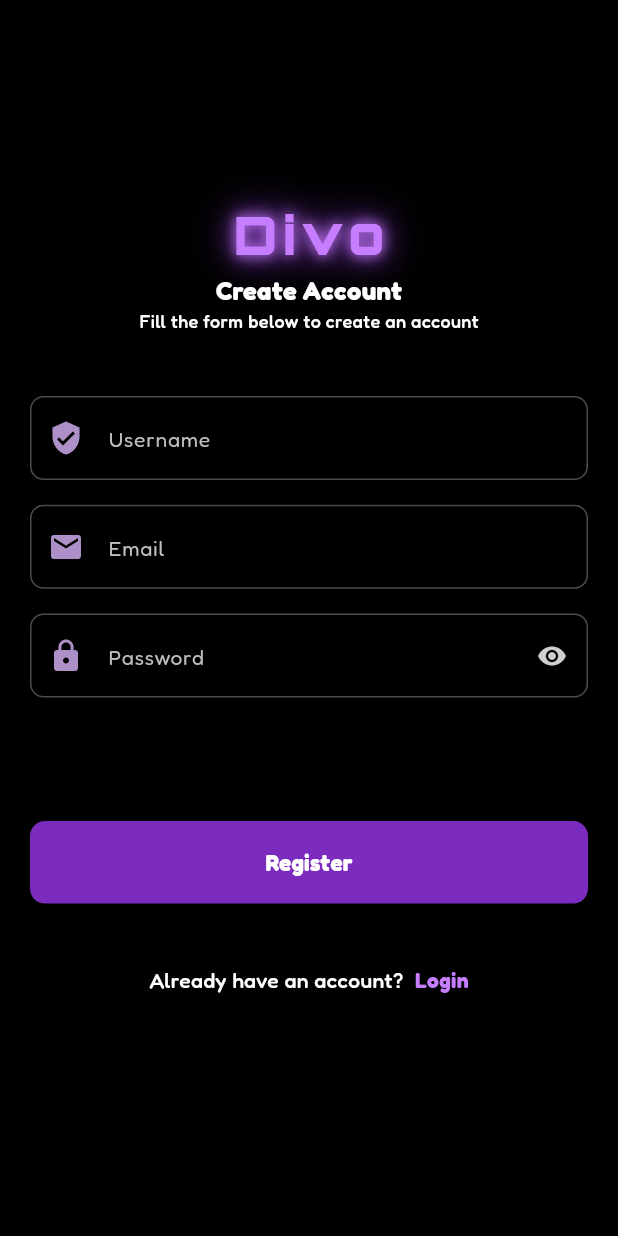
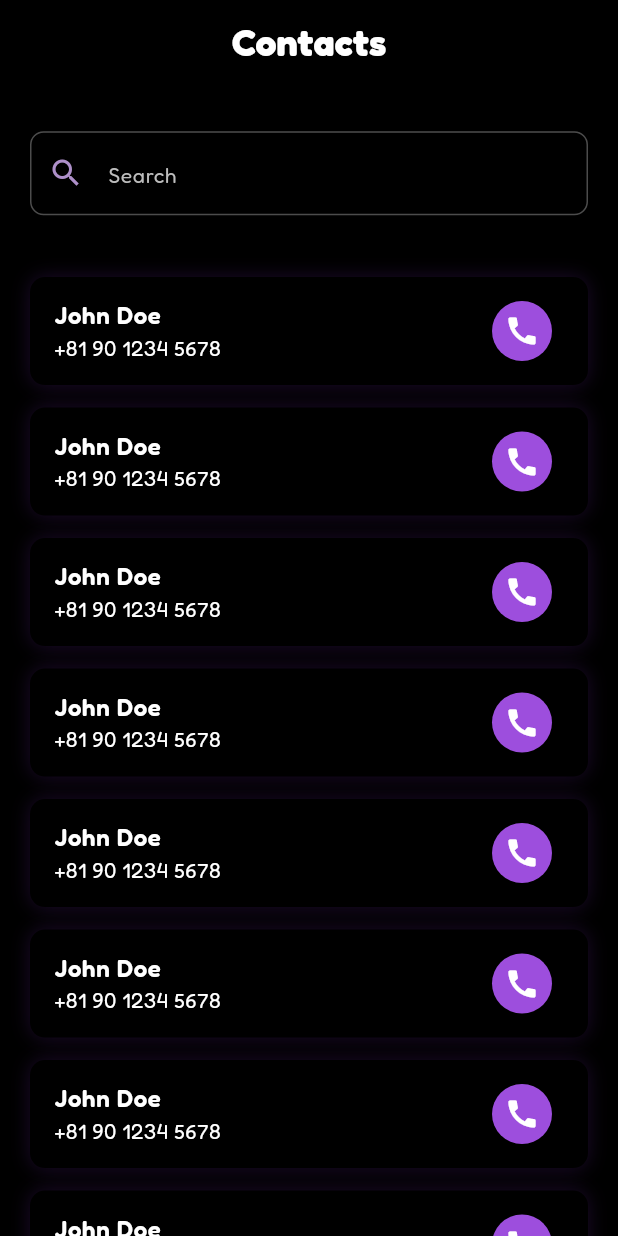
Before and after one commit to Christentimmy/divo, a Flutter app: the screen it shows after launch, on a phone screen of 412 x 824 dp. Run offline on Flutter 3.47's test engine with Material 3 defaults, Android fonts, the phone set to English and light mode, and no system bars; our stand-ins replace cherry_toast, flutter_staggered_animations, get, google_fonts, pinput.

Commit message:
contact screen

```diff
--- /dev/null
+++ b/lib/app/modules/contacts/views/contacts_screen.dart
@@ -0,0 +1,110 @@
+import 'package:divo/app/resources/app_colors.dart';
+import 'package:divo/app/widgets/custom_textfield.dart';
+import 'package:divo/app/widgets/staggered_column_animation.dart';
+import 'package:flutter/material.dart';
+import 'package:flutter/services.dart';
+import 'package:get/get.dart';
+import 'package:google_fonts/google_fonts.dart';
+
+class ContactsScreen extends StatelessWidget {
+  const ContactsScreen({super.key});
+
+  @override
+  Widget build(BuildContext context) {
+    return Scaffold(
+      appBar: AppBar(
+        backgroundColor: AppColors.background,
+        centerTitle: true,
+        title: Text(
+          "Contacts",
+          style: GoogleFonts.fredoka(
+            fontSize: 25,
+            fontWeight: FontWeight.w700,
+            color: Colors.white,
+          ),
+        ),
+      ),
+      body: SingleChildScrollView(
+        physics: const BouncingScrollPhysics(),
+        padding: const EdgeInsets.symmetric(horizontal: 20, vertical: 15),
+        child: StaggeredColumnAnimation(
+          children: [
+            SizedBox(height: Get.height * 0.02),
+            CustomTextField(
+              hintText: "Search",
+              prefixIcon: Icons.search,
+              prefixIconColor: const Color.fromARGB(255, 174, 144, 201),
+            ),
+            SizedBox(height: Get.height * 0.05),
+            ListView.builder(
+              shrinkWrap: true,
+              physics: const NeverScrollableScrollPhysics(),
+              itemCount: 10,
+              itemBuilder: (context, index) {
+                return Container(
+                  margin: const EdgeInsets.only(bottom: 15),
+                  decoration: BoxDecoration(
+                    color: AppColors.background,
+                    borderRadius: BorderRadius.circular(10),
+                    boxShadow: [
+                      BoxShadow(
+                        color: AppColors.neonPurpleGlow.withValues(alpha: 0.22),
+                        spreadRadius: 0,
+                        blurRadius: 10,
+                      ),
+                    ],
+                  ),
+                  child: ListTile(
+                    onTap: () {
+                      HapticFeedback.lightImpact();
+                    },
+                    title: Text(
+                      "John Doe",
+                      style: GoogleFonts.fredoka(
+                        fontSize: 16,
+                        fontWeight: FontWeight.w600,
+                        color: Colors.white,
+                      ),
+                    ),
+                    subtitle: Text(
+                      "+81 90 1234 5678",
+                      style: GoogleFonts.fredoka(
+                        fontSize: 14,
+                        fontWeight: FontWeight.w400,
+                        color: Colors.white,
+                      ),
+                    ),
+                    trailing: CircleAvatar(
+                      radius: 20,
+                      backgroundColor: AppColors.primaryColor,
+                      child: Icon(Icons.call, color: Colors.white),
+                    ),
+                  ),
+                );
+              },
+            ),
+          ],
+        ),
+      ),
+    );
+  }
+
+  Center buildLogoText() {
+    return Center(
+      child: Text(
+        "Divo",
+        style: GoogleFonts.orbitron(
+          fontSize: 35,
+          fontWeight: FontWeight.w900,
+          color: AppColors.neonPurpleBright,
+          letterSpacing: 4,
+          shadows: [
+            Shadow(color: AppColors.neonPurple, blurRadius: 20),
+            Shadow(color: AppColors.neonPurpleGlow, blurRadius: 40),
+            Shadow(color: AppColors.neonPurpleBright, blurRadius: 10),
+          ],
+        ),
+      ),
+    );
+  }
+}
--- a/lib/app/routes/app_pages.dart
+++ b/lib/app/routes/app_pages.dart
@@ -3,6 +3,7 @@ import 'dart:ui';
 import 'package:divo/app/modules/auth/views/login_screen.dart';
 import 'package:divo/app/modules/auth/views/otp_screen.dart';
 import 'package:divo/app/modules/auth/views/signup_screen.dart';
+import 'package:divo/app/modules/contacts/views/contacts_screen.dart';
 import 'package:divo/app/modules/dial/views/create_contact_screen.dart';
 import 'package:divo/app/modules/dial/views/dial_screen.dart';
 import 'package:divo/app/modules/splash/views/splash_screen.dart';
@@ -32,5 +33,6 @@ class AppPages {
       }
       return CreateContactScreen(phoneNumber: phoneNumber);
     }),
+    GetPage(name: AppRoutes.contacts, page: () => ContactsScreen()),
   ];
 }
--- a/lib/app/routes/app_routes.dart
+++ b/lib/app/routes/app_routes.dart
@@ -7,4 +7,5 @@ class AppRoutes {
   static const String dial = '/dial';
   static const String otp = '/otp';
   static const String createContact = '/create-contact';
+  static const String contacts = '/contacts';
 }
--- a/lib/main.dart
+++ b/lib/main.dart
@@ -17,7 +17,7 @@ class MainApp extends StatelessWidget {
   Widget build(BuildContext context) {
     return GetMaterialApp(
       title: "Divo",
-      initialRoute: AppRoutes.splash,
+      initialRoute: AppRoutes.contacts,
       getPages: AppPages.routes,
       debugShowCheckedModeBanner: false,
       defaultTransition: Transition.fadeIn,
```
